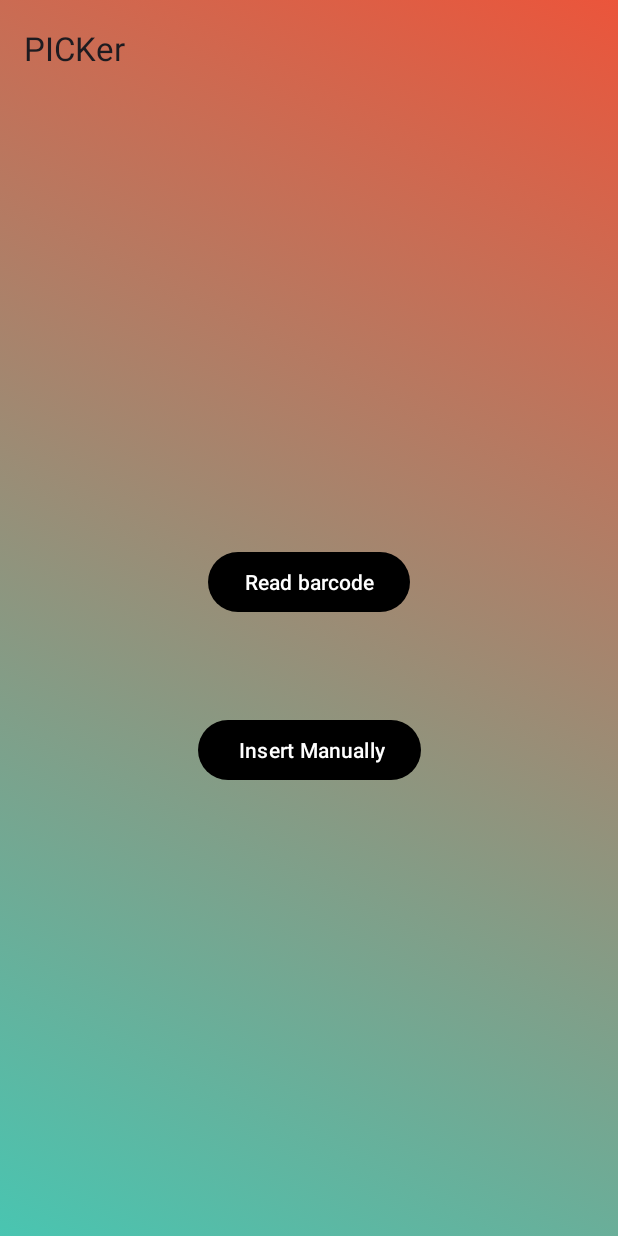
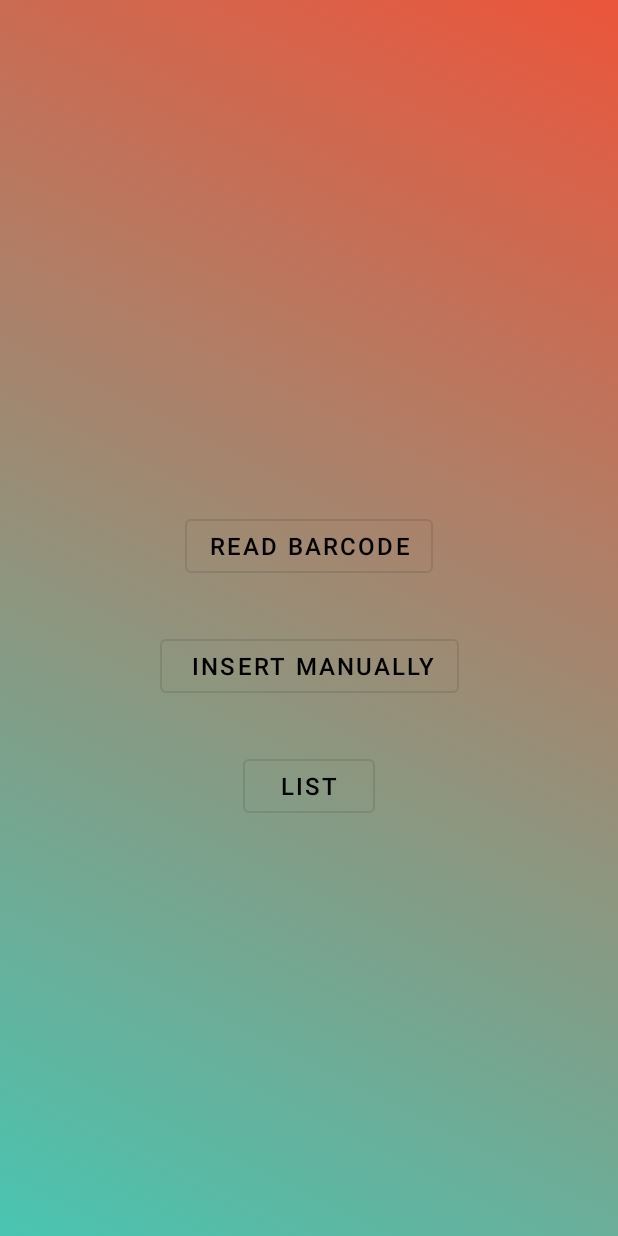
Before and after one commit to PetersonCarneiro/PICKer, an Android app: the screen it shows after launch (InputActivity), on a phone screen of 412 x 824 dp. Run offline under Robolectric (Android 15) with nearby library versions, the phone set to English and light mode, and no system bars; libraries missing offline, so code that uses them is left out: com.journeyapps.barcodescanner.

Commit message:
Feat: Adjustment Barcode

```diff
--- a/app/src/main/res/layout/activity_input.xml
+++ b/app/src/main/res/layout/activity_input.xml
@@ -9,35 +9,55 @@
 
     <Button
         android:id="@+id/btnScan"
+        style="@style/Widget.MaterialComponents.Button.OutlinedButton"
         android:layout_width="wrap_content"
         android:layout_height="wrap_content"
         android:layout_marginStart="8dp"
         android:layout_marginTop="8dp"
         android:layout_marginEnd="8dp"
-        android:layout_marginBottom="32dp"
         android:onClick="btnScan"
         android:text="@string/ler_codigo_de_barra"
+        android:textColorHint="#F44336"
+        android:textSize="16sp"
         app:layout_constraintBottom_toTopOf="@+id/btnEnter"
         app:layout_constraintEnd_toEndOf="parent"
+        app:layout_constraintHorizontal_bias="0.5"
         app:layout_constraintStart_toStartOf="parent"
         app:layout_constraintTop_toTopOf="parent"
         app:layout_constraintVertical_chainStyle="packed" />
 
     <Button
         android:id="@+id/btnEnter"
+        style="@style/Widget.MaterialComponents.Button.OutlinedButton"
         android:layout_width="wrap_content"
         android:layout_height="wrap_content"
         android:layout_marginStart="8dp"
-        android:layout_marginLeft="8dp"
         android:layout_marginTop="32dp"
         android:layout_marginEnd="8dp"
-        android:layout_marginRight="8dp"
+        android:layout_marginBottom="32dp"
+        android:onClick="btnNewItem"
+        android:text="@string/inserir_manualmente"
+        android:textSize="16sp"
+        app:layout_constraintBottom_toTopOf="@+id/btnList"
+        app:layout_constraintEnd_toEndOf="parent"
+        app:layout_constraintHorizontal_bias="0.5"
+        app:layout_constraintStart_toStartOf="parent"
+        app:layout_constraintTop_toBottomOf="@+id/btnScan" />
+
+    <Button
+        android:id="@+id/btnList"
+        style="@style/Widget.MaterialComponents.Button.OutlinedButton"
+        android:layout_width="wrap_content"
+        android:layout_height="wrap_content"
+        android:layout_marginStart="8dp"
+        android:layout_marginEnd="8dp"
         android:layout_marginBottom="8dp"
-        android:onClick="btnEnter"
-        android:text="@string/inserir_manualmente"
+        android:onClick="btnList"
+        android:text="@string/list"
+        android:textSize="16sp"
         app:layout_constraintBottom_toBottomOf="parent"
         app:layout_constraintEnd_toEndOf="parent"
         app:layout_constraintStart_toStartOf="parent"
-        app:layout_constraintTop_toBottomOf="@+id/btnScan" />
+        app:layout_constraintTop_toBottomOf="@+id/btnEnter" />
 
 </androidx.constraintlayout.widget.ConstraintLayout>
--- a/app/src/main/res/values/strings.xml
+++ b/app/src/main/res/values/strings.xml
@@ -61,6 +61,7 @@
     <string name="item_list">Item List</string>
     <string name="new_item">New Item</string>
     <string name="edit_item">Edit Item</string>
+    <string name="list">List</string>
 
 
 </resources>
```
Also changed, not shown: app/src/main/java/com/br/picker/InputActivity.java (+13 -2 lines), app/src/main/res/layout/item_adapter.xml (+4 -4 lines), 1 other file.
